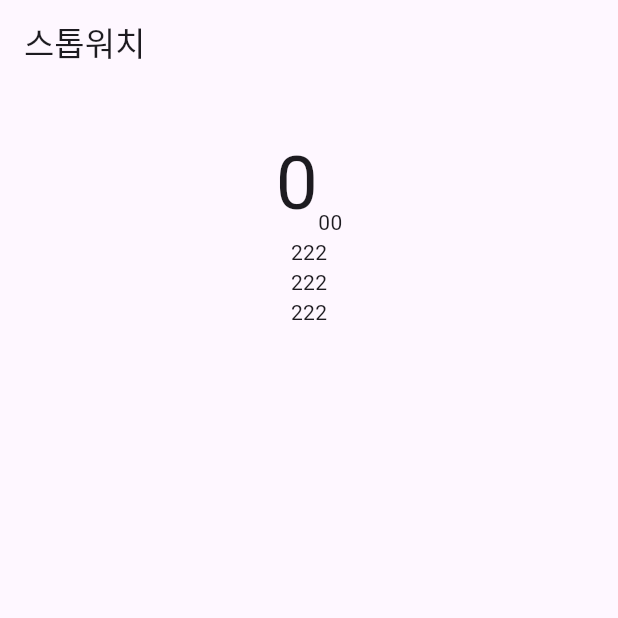
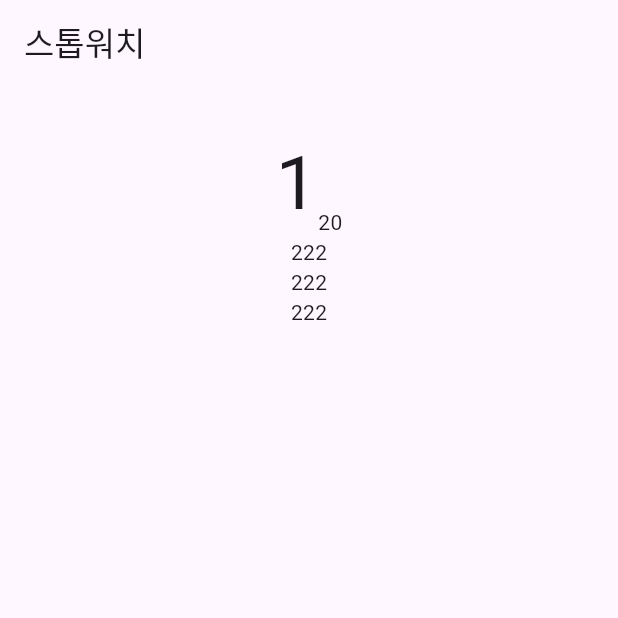
Before and after one commit to yeondooo/stop_watch, a Flutter app: the screen it shows after launch, after a tap on the "play arrow" icon, on a phone screen of 412 x 824 dp, the top half of it. Run offline on Flutter 3.47's test engine with Material 2 defaults, Android fonts, the phone set to English and light mode, and no system bars.

Commit message:
074. 시작,일시정지 동작 로직, 시간표시 UI 수정

```diff
--- a/lib/stop_watch_screen.dart
+++ b/lib/stop_watch_screen.dart
@@ -27,9 +27,17 @@ class _StopWatchScreenState extends State<StopWatchScreen> {
     }
   }
 
-  void _start() {}
+  void _start() {
+    _timer = Timer.periodic(const Duration(milliseconds: 10), (timer) {
+      setState(() {
+        _time++;
+      });
+    });
+  }
 
-  void _pause() {}
+  void _pause() {
+    _timer?.cancel();
+  }
 
   @override
   void dispose() {
@@ -39,6 +47,9 @@ class _StopWatchScreenState extends State<StopWatchScreen> {
 
   @override
   Widget build(BuildContext context) {
+    int sec = _time ~/ 100;
+    String hundredth = '${_time % 100}'.padLeft(2, '0');
+
     return Scaffold(
       appBar: AppBar(
         title: const Text('스톱워치'),
@@ -46,16 +57,16 @@ class _StopWatchScreenState extends State<StopWatchScreen> {
       body: Column(
         children: [
           const SizedBox(height: 30),
-          const Row(
+          Row(
             mainAxisAlignment: MainAxisAlignment.center,
             crossAxisAlignment: CrossAxisAlignment.end,
             children: [
               Text(
-                '0',
-                style: TextStyle(fontSize: 50),
+                '$sec',
+                style: const TextStyle(fontSize: 50),
               ),
               Text(
-                '00',
+                '$hundredth',
               ),
             ],
           ),
@@ -64,9 +75,9 @@ class _StopWatchScreenState extends State<StopWatchScreen> {
             height: 200,
             child: ListView(
               children: [
-                Center(child: Text('222')),
-                Center(child: Text('222')),
-                Center(child: Text('222')),
+                const Center(child: Text('222')),
+                const Center(child: Text('222')),
+                const Center(child: Text('222')),
               ],
             ),
           ),
```
